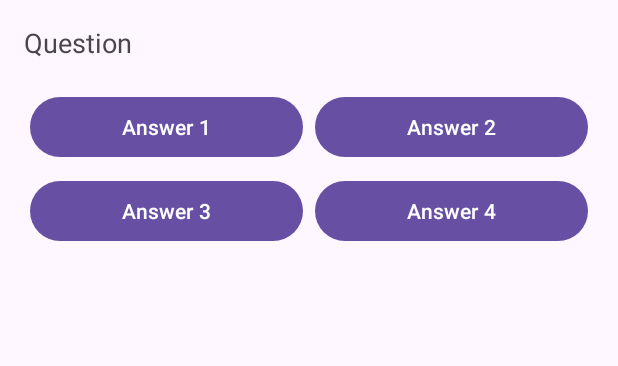
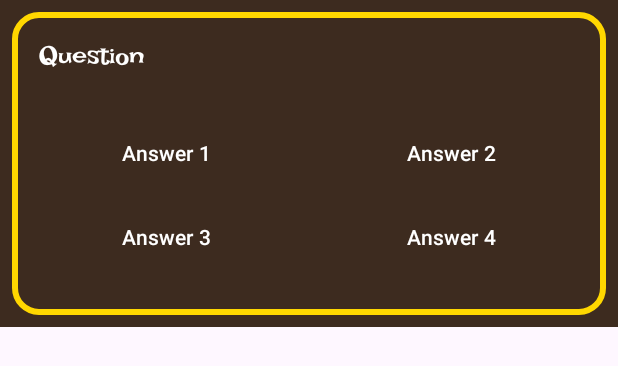
Before and after one commit to jayaustin1122/Codex, an Android app: the layout dialog_question.xml on its own in the app's theme, with its tools: preview values and no code run, on a phone screen of 412 x 824 dp. Shown: the top 366 px of the screen. Run offline under Robolectric (Android 15) with nearby library versions, the phone set to English and light mode, and no system bars.

Commit message:
Update some UI's

```diff
--- a/app/build.gradle.kts
+++ b/app/build.gradle.kts
@@ -40,6 +40,7 @@ android {
 }
 
 dependencies {
+    implementation(libs.androidx.gridlayout)
     val nav_version = "2.7.2"
     implementation(libs.androidx.core.ktx)
     implementation(libs.androidx.appcompat)
--- a/app/src/main/java/com/example/fightinggame/dao/TriviaUserAnswerDao.kt
+++ b/app/src/main/java/com/example/fightinggame/dao/TriviaUserAnswerDao.kt
@@ -18,4 +18,7 @@ interface TriviaUserAnswerDao {
 
     @Insert(onConflict = OnConflictStrategy.REPLACE)
     suspend fun insertMultipleTriviaQuestions(trivias: List<TriviaQuestionUserAnswer>)
+    // New method to delete all trivia questions
+    @Query("DELETE FROM trivia_questions_answers")
+    suspend fun deleteAllTriviaQuestions()
 }
--- a/app/src/main/java/com/example/fightinggame/ui/HomeFragment.kt
+++ b/app/src/main/java/com/example/fightinggame/ui/HomeFragment.kt
@@ -56,7 +56,7 @@ class HomeFragment : Fragment() {
         characterDao =CodexDatabase.invoke(requireContext()).getCharacterDao()
         selectionDao =CodexDatabase.invoke(requireContext()).getCharacterSelectionDao()
         playGif()
-        mediaPlayer = MediaPlayer.create(requireContext(), R.raw.samplemusicbg)
+        mediaPlayer = MediaPlayer.create(requireContext(), R.raw.splash)
         mediaPlayer?.isLooping = true // To loop the music
         mediaPlayer?.start()
         checkSelectedCharacter()
@@ -68,6 +68,7 @@ class HomeFragment : Fragment() {
                     viewModel.updatePoints(UserPoints(1, 0))
                     viewModel.insertUser(User(1, "playerName"))
                     viewModel.insertData()
+                    viewModel.deleteAllAnswers()
                 }
                 overwriteGameProgress()
                 isShown = false
@@ -90,6 +91,7 @@ class HomeFragment : Fragment() {
         val selectCharacterFragment = SelectCharacterFragment()
         selectCharacterFragment.setTargetFragment(this, 0)
         selectCharacterFragment.show(parentFragmentManager, "com.example.fightinggame.ui.SelectCharacterFragment")
+        mediaPlayer?.stop()
     }
 
     private fun overwriteGameProgress() {
--- a/app/src/main/java/com/example/fightinggame/viewmodels/SplashViewModel.kt
+++ b/app/src/main/java/com/example/fightinggame/viewmodels/SplashViewModel.kt
@@ -53,6 +53,11 @@ class SplashViewModel(private val context: Context) : ViewModel() {
     fun insertUser(user: User) {
         viewModelScope.launch {
             userDao.insertUser(user)
+        }
+    }
+    fun deleteAllAnswers(){
+        viewModelScope.launch {
+            triviaUserAnswerDao.deleteAllTriviaQuestions()
         }
     }
     fun insertQuestionsAnswer(trivias: TriviaQuestionUserAnswer) {
--- a/app/src/main/res/layout/dialog_question.xml
+++ b/app/src/main/res/layout/dialog_question.xml
@@ -1,5 +1,6 @@
 <LinearLayout xmlns:android="http://schemas.android.com/apk/res/android"
     android:layout_width="match_parent"
+    android:background="@drawable/dialog_background"
     android:layout_height="wrap_content"
     android:orientation="vertical"
     android:padding="16dp">
@@ -7,6 +8,9 @@
     <TextView
         android:id="@+id/questionText"
         android:layout_width="match_parent"
+        android:fontFamily="@font/irish"
+        android:padding="10dp"
+        android:textColor="@color/white"
         android:layout_height="wrap_content"
         android:text="Question"
         android:textSize="18sp"
@@ -30,6 +34,9 @@
                 android:id="@+id/answerButton1"
                 android:layout_width="match_parent"
                 android:layout_height="wrap_content"
+                android:backgroundTint="@null"
+                android:foregroundTint="@null"
+                android:background="@color/transparent"
                 android:layout_margin="4dp"
                 android:text="Answer 1" />
 
@@ -37,6 +44,9 @@
                 android:id="@+id/answerButton3"
                 android:layout_width="match_parent"
                 android:layout_height="wrap_content"
+                android:backgroundTint="@null"
+                android:foregroundTint="@null"
+                android:background="@color/transparent"
                 android:layout_margin="4dp"
                 android:text="Answer 3" />
 
@@ -53,13 +63,20 @@
                 android:id="@+id/answerButton2"
                 android:layout_width="match_parent"
                 android:layout_height="wrap_content"
+                android:backgroundTint="@null"
+                android:foregroundTint="@null"
+                android:background="@color/transparent"
                 android:layout_margin="4dp"
+
                 android:text="Answer 2" />
 
             <Button
                 android:id="@+id/answerButton4"
                 android:layout_width="match_parent"
+                android:backgroundTint="@null"
+                android:foregroundTint="@null"
                 android:layout_height="wrap_content"
+                android:background="@color/transparent"
                 android:layout_margin="4dp"
                 android:text="Answer 4" />
 
--- a/app/src/main/res/values/colors.xml
+++ b/app/src/main/res/values/colors.xml
@@ -2,4 +2,5 @@
 <resources>
     <color name="black">#FF000000</color>
     <color name="white">#FFFFFFFF</color>
+    <color name="transparent">#00000000</color>
 </resources>
--- a/app/src/main/res/values/themes.xml
+++ b/app/src/main/res/values/themes.xml
@@ -5,6 +5,7 @@
         <!-- <item name="colorPrimary">@color/my_light_primary</item> -->
         <!-- Remove status bar -->
         <item name="android:windowFullscreen">true</item>
+        <item name="colorButtonNormal">@android:color/transparent</item>
         <item name="android:windowNoTitle">true</item>
     </style>
 
--- a/gradle/libs.versions.toml
+++ b/gradle/libs.versions.toml
@@ -9,6 +9,7 @@ appcompat = "1.7.0"
 material = "1.12.0"
 activity = "1.9.2"
 constraintlayout = "2.1.4"
+gridlayout = "1.0.0"
 
 [libraries]
 androidx-core-ktx = { group = "androidx.core", name = "core-ktx", version.ref = "coreKtx" }
@@ -19,6 +20,7 @@ androidx-appcompat = { group = "androidx.appcompat", name = "appcompat", version
 material = { group = "com.google.android.material", name = "material", version.ref = "material" }
 androidx-activity = { group = "androidx.activity", name = "activity", version.ref = "activity" }
 androidx-constraintlayout = { group = "androidx.constraintlayout", name = "constraintlayout", version.ref = "constraintlayout" }
+androidx-gridlayout = { group = "androidx.gridlayout", name = "gridlayout", version.ref = "gridlayout" }
 
 [plugins]
 android-application = { id = "com.android.application", version.ref = "agp" }
```
Also changed, not shown: app/src/main/java/com/example/fightinggame/ui/BattleFragment.kt (+8 -8 lines), app/src/main/java/com/example/fightinggame/ui/MapsFragment.kt (+11 -0 lines), app/src/main/res/layout/dialog_enter_name.xml (+13 -6 lines), app/src/main/res/layout/item_trivia_review.xml (+60 -18 lines), app/src/main/res/drawable/submit.png (added), 3 other files.
